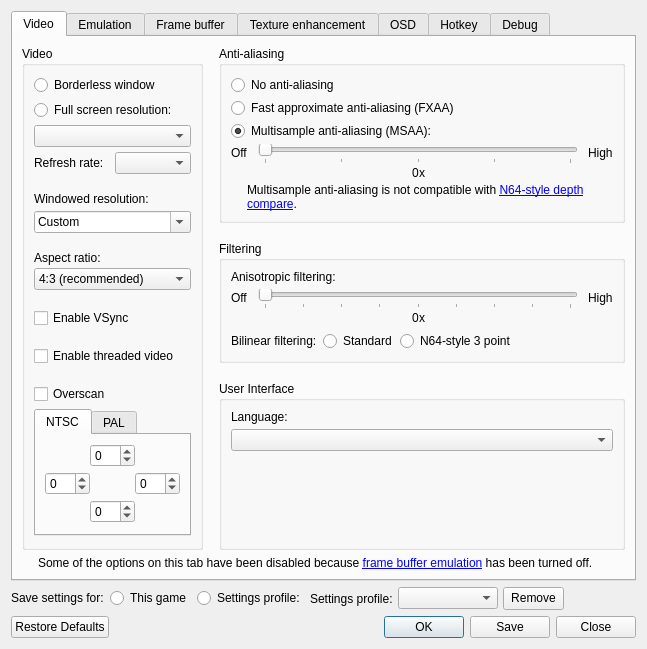
The window that src/GLideNUI/configDialog.ui (gonetz/GLideN64) describes before a commit, drawn with Qt 5.
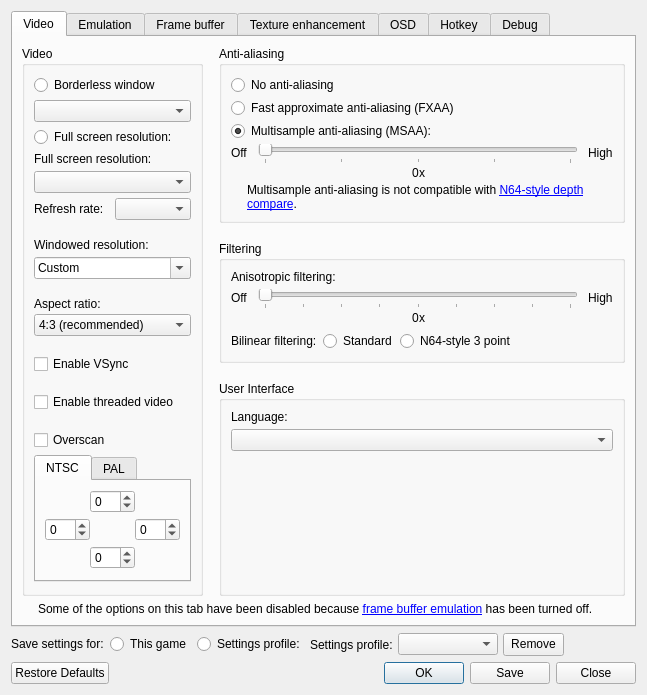
The same window after the commit. Icons and pictures are not drawn.

```diff
--- a/src/GLideNUI/configDialog.ui
+++ b/src/GLideNUI/configDialog.ui
@@ -10,7 +10,7 @@
     <x>0</x>
     <y>0</y>
     <width>597</width>
-    <height>612</height>
+    <height>661</height>
    </rect>
   </property>
   <property name="windowTitle">
@@ -82,6 +82,9 @@
                  </property>
                 </widget>
                </item>
+               <item>
+                <widget class="QComboBox" name="borderlessComboBox"/>
+               </item>
                <item>
                 <widget class="QRadioButton" name="fullScreenRadioButton">
                  <property name="text">
@@ -89,6 +92,13 @@
                  </property>
                 </widget>
                </item>
+               <item>
+                <widget class="QLabel" name="fullscreenResolutionLabel">
+                 <property name="text">
+                  <string>Full screen resolution:</string>
+                 </property>
+                </widget>
+               </item>
                <item>
                 <widget class="QComboBox" name="fullScreenResolutionComboBox"/>
                </item>
```
Left out of the diff: 50 changed lines with no effect on the pictures.
